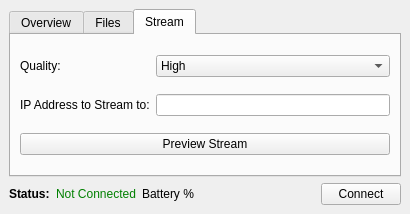
Before: the Qt Designer form interface.ui in 0x090909/goProUtility, drawn with Qt 5.
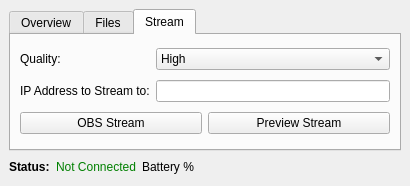
After: the same form once the commit is applied. The open tabs and pages were chosen to show the change.

Commit message: added button to preview stream and obs stream; TODO: make keepAlive thread

What changed in the file:
```diff
--- a/interface.ui
+++ b/interface.ui
@@ -7,7 +7,7 @@
     <x>0</x>
     <y>0</y>
     <width>410</width>
-    <height>214</height>
+    <height>186</height>
    </rect>
   </property>
   <property name="windowTitle">
@@ -153,13 +153,6 @@
         <string>Stream</string>
        </attribute>
        <layout class="QGridLayout" name="gridLayout_3">
-        <item row="2" column="0" colspan="2">
-         <widget class="QPushButton" name="stream_button">
-          <property name="text">
-           <string>Preview Stream</string>
-          </property>
-         </widget>
-        </item>
         <item row="0" column="0">
          <widget class="QLabel" name="label_3">
           <property name="text">
@@ -196,6 +189,24 @@
         <item row="1" column="1">
          <widget class="QLineEdit" name="ip_to_stream_to"/>
         </item>
+        <item row="2" column="0" colspan="2">
+         <layout class="QHBoxLayout" name="horizontalLayout">
+          <item>
+           <widget class="QPushButton" name="obs_stream">
+            <property name="text">
+             <string>OBS Stream</string>
+            </property>
+           </widget>
+          </item>
+          <item>
+           <widget class="QPushButton" name="stream_button">
+            <property name="text">
+             <string>Preview Stream</string>
+            </property>
+           </widget>
+          </item>
+         </layout>
+        </item>
        </layout>
       </widget>
      </widget>
@@ -223,13 +234,6 @@
       </property>
      </spacer>
     </item>
-    <item row="1" column="4">
-     <widget class="QPushButton" name="pushButton">
-      <property name="text">
-       <string>Connect</string>
-      </property>
-     </widget>
-    </item>
     <item row="1" column="2">
      <widget class="QLabel" name="battery">
       <property name="styleSheet">
```
Left out of the diff: 2 changed lines with no effect on the pictures. The commit also changes 5 other files.
